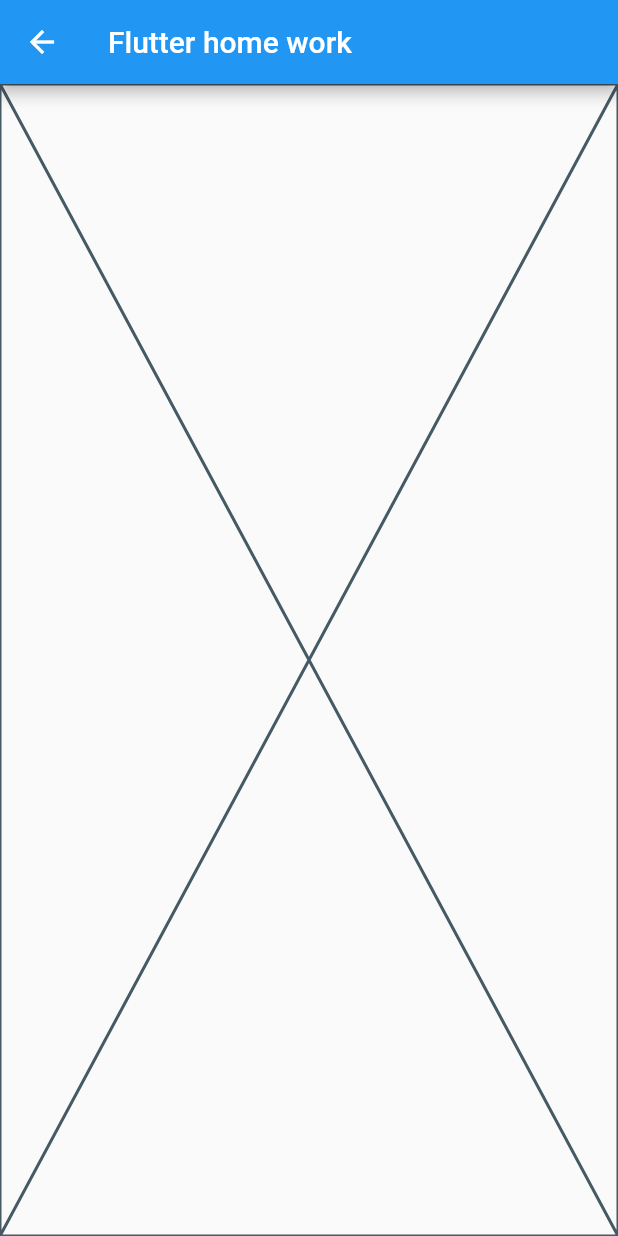
After one commit to damorest/Flutter-home-work, a Flutter app: the screen it shows after launch, after a tap on "Oeschinen Lake Campground", on a phone screen of 412 x 824 dp. The commit adds this screen. Run offline on Flutter 3.47's test engine with Material 2 defaults, Android fonts, the light colour scheme and no system bars.

Commit message:
new page

```diff
--- /dev/null
+++ b/lib/aboutcard.dart
@@ -0,0 +1,22 @@
+import 'package:flutter/material.dart';
+
+class AboutPage extends StatefulWidget {
+  const AboutPage({super.key});
+
+  @override
+  State<AboutPage> createState() => _AboutPageState();
+}
+
+class _AboutPageState extends State<AboutPage> {
+  @override
+  Widget build(BuildContext context) {
+    return Scaffold(
+      appBar: AppBar(
+        title: const Text('Flutter home work'),
+    ),
+        body: const SafeArea(
+            child: Placeholder(),
+        ),
+    );
+  }
+}
--- a/lib/main.dart
+++ b/lib/main.dart
@@ -1,6 +1,7 @@
 import 'package:flutter/material.dart';
+import 'package:less1/aboutcard.dart';
 
-void main() => runApp(const MyApp());
+void main() => runApp(const MaterialApp(home: MyApp()));
 
 class MyApp extends StatelessWidget {
   const MyApp({super.key});
@@ -8,7 +9,7 @@ class MyApp extends StatelessWidget {
   @override
   Widget build(BuildContext context) {
     Widget titleSection = Container(
-      width: 540,
+      //width: 540,
       height: 100,
       decoration: const BoxDecoration(
         color: Colors.black,
@@ -100,9 +101,7 @@ class MyApp extends StatelessWidget {
     //     softWrap: true,
     //   ),
     // );
-    return MaterialApp(
-      title: 'Flutter layout demo',
-      home: Scaffold(
+    return Scaffold(
         appBar: AppBar(
           title: const Text('Flutter home work'),
         ),
@@ -117,15 +116,26 @@ class MyApp extends StatelessWidget {
                   children: [
                     Image.asset(
                       'images/lake.jpg',
-                      width: 600,
+                      width: double.infinity,
                       height: 240,
                       fit: BoxFit.cover,
                     ),
 
-                    Container(
-                      margin: const EdgeInsets.only(left: 16.0, right: 16.0),
-                      child: titleSection,
+                    GestureDetector(
+                      onTap:() {
+                        Navigator.push(
+                            context,
+                            MaterialPageRoute(
+                              builder: (_) => const AboutPage(),
+                            ),
+                        );
+                      },
+                      child: Container(
+                        margin: const EdgeInsets.only(left: 16.0, right: 16.0),
+                        child: titleSection,
+                      ),
                     ),
+
                     Positioned(
                       top: 10,
                       right: 10,
@@ -156,7 +166,7 @@ class MyApp extends StatelessWidget {
               ),
 
         ),
-      ),
+
     );
   }
 }
```
